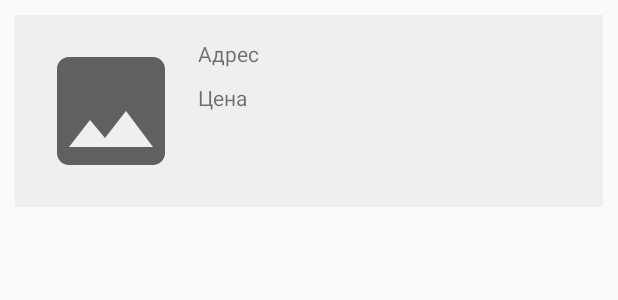
After one commit to krus210/Kvartirka, an Android app: the layout flat_card.xml on its own in the app's theme, with its tools: preview values and no code run, on a phone screen of 412 x 824 dp. The commit adds this screen. Shown: the top 300 px of the screen. Run offline under Robolectric (Android 15) with nearby library versions, the phone set to English and light mode, and no system bars.

Commit message:
add all fun for MainActivity.kt

```diff
--- a/app/src/main/AndroidManifest.xml
+++ b/app/src/main/AndroidManifest.xml
@@ -3,7 +3,7 @@
     package="ru.korolevss.kvartirka">
 
     <uses-permission android:name="android.permission.INTERNET" />
-    <uses-permission android:name="android.permission.ACCESS_COARSE_LOCATION"/>
+    <uses-permission android:name="android.permission.ACCESS_COARSE_LOCATION" />
 
     <application
         android:allowBackup="true"
@@ -12,6 +12,7 @@
         android:roundIcon="@mipmap/ic_launcher_round"
         android:supportsRtl="true"
         android:theme="@style/Theme.AppCompat.Light.NoActionBar">
+        <activity android:name=".FlatActivity"></activity>
         <activity android:name=".MainActivity">
             <intent-filter>
                 <action android:name="android.intent.action.MAIN" />
--- a/app/src/main/java/ru/korolevss/kvartirka/api/API.kt
+++ b/app/src/main/java/ru/korolevss/kvartirka/api/API.kt
@@ -7,10 +7,11 @@ import ru.korolevss.kvartirka.model.Model
 
 interface API {
 
-    @GET("client/1.4/flats/?offset=0&device_screen_width=1920&currency_id=643")
+    @GET("client/1.4/flats/?device_screen_width=1920&currency_id=643")
     suspend fun getPosts(
         @Query("point_lng") longitude: Double,
-        @Query("point_lat") latitude: Double
+        @Query("point_lat") latitude: Double,
+        @Query("offset") offset: Int
     ): Response<Model>
 
 }
--- a/app/src/main/java/ru/korolevss/kvartirka/repository/Repository.kt
+++ b/app/src/main/java/ru/korolevss/kvartirka/repository/Repository.kt
@@ -17,7 +17,8 @@ object Repository {
 
     private var api: API = retrofit.create(API::class.java)
 
-    suspend fun getPosts(longitude: Double, latitude: Double) = api.getPosts(longitude,latitude)
+    suspend fun getPosts(longitude: Double, latitude: Double, offset: Int) =
+        api.getPosts(longitude, latitude, offset)
 
 
 }
--- /dev/null
+++ b/app/src/main/res/drawable/ic_baseline_error_24.xml
@@ -0,0 +1,5 @@
+<vector android:height="96dp" android:tint="?attr/colorControlNormal"
+    android:viewportHeight="24" android:viewportWidth="24"
+    android:width="96dp" xmlns:android="http://schemas.android.com/apk/res/android">
+    <path android:fillColor="@android:color/white" android:pathData="M12,2C6.48,2 2,6.48 2,12s4.48,10 10,10 10,-4.48 10,-10S17.52,2 12,2zM13,17h-2v-2h2v2zM13,13h-2L11,7h2v6z"/>
+</vector>
--- /dev/null
+++ b/app/src/main/res/drawable/ic_baseline_photo_24.xml
@@ -0,0 +1,5 @@
+<vector android:height="96dp" android:tint="?attr/colorControlNormal"
+    android:viewportHeight="24" android:viewportWidth="24"
+    android:width="96dp" xmlns:android="http://schemas.android.com/apk/res/android">
+    <path android:fillColor="@android:color/white" android:pathData="M21,19V5c0,-1.1 -0.9,-2 -2,-2H5c-1.1,0 -2,0.9 -2,2v14c0,1.1 0.9,2 2,2h14c1.1,0 2,-0.9 2,-2zM8.5,13.5l2.5,3.01L14.5,12l4.5,6H5l3.5,-4.5z"/>
+</vector>
--- /dev/null
+++ b/app/src/main/res/layout/flat_card.xml
@@ -0,0 +1,53 @@
+<?xml version="1.0" encoding="utf-8"?>
+<androidx.constraintlayout.widget.ConstraintLayout
+    xmlns:android="http://schemas.android.com/apk/res/android"
+    android:layout_width="match_parent"
+    android:layout_height="wrap_content"
+    xmlns:tools="http://schemas.android.com/tools"
+    xmlns:app="http://schemas.android.com/apk/res-auto"
+    android:padding="@dimen/post_padding"
+    android:layout_margin="@dimen/margin_10dp"
+    android:background="@color/colorGrey">
+
+    <FrameLayout
+        android:id="@+id/mediaContainer"
+        android:layout_width="wrap_content"
+        android:layout_height="wrap_content"
+        app:layout_constraintStart_toStartOf="parent"
+        app:layout_constraintTop_toTopOf="parent">
+
+        <ImageView
+            android:id="@+id/imageViewPost"
+            android:layout_width="wrap_content"
+            android:layout_height="wrap_content"
+            android:adjustViewBounds="true"
+            app:layout_constraintHeight_max="@dimen/max_size_photo"
+            tools:src="@drawable/ic_baseline_photo_24" />
+
+    </FrameLayout>
+
+    <TextView
+        android:id="@+id/textViewAddressMain"
+        android:layout_width="0dp"
+        android:layout_height="wrap_content"
+        tools:text="@string/address"
+        android:layout_marginStart="@dimen/margin_10dp"
+        android:layout_marginEnd="@dimen/margin_10dp"
+        app:layout_constraintEnd_toEndOf="parent"
+        app:layout_constraintStart_toEndOf="@+id/mediaContainer"
+        app:layout_constraintTop_toTopOf="parent" />
+
+    <TextView
+        android:id="@+id/textViewPriceMain"
+        android:layout_width="0dp"
+        android:layout_height="wrap_content"
+        tools:text="@string/price"
+        android:layout_marginStart="@dimen/margin_10dp"
+        android:layout_marginEnd="@dimen/margin_10dp"
+        android:layout_marginTop="@dimen/margin_10dp"
+        app:layout_constraintEnd_toEndOf="parent"
+        app:layout_constraintStart_toEndOf="@+id/mediaContainer"
+        app:layout_constraintTop_toBottomOf="@+id/textViewAddressMain" />
+
+
+</androidx.constraintlayout.widget.ConstraintLayout>
--- /dev/null
+++ b/app/src/main/res/layout/item_page.xml
@@ -0,0 +1,6 @@
+<?xml version="1.0" encoding="utf-8"?>
+<androidx.constraintlayout.widget.ConstraintLayout
+    xmlns:android="http://schemas.android.com/apk/res/android" android:layout_width="match_parent"
+    android:layout_height="match_parent">
+
+</androidx.constraintlayout.widget.ConstraintLayout>
--- a/app/src/main/res/values/colors.xml
+++ b/app/src/main/res/values/colors.xml
@@ -3,4 +3,6 @@
     <color name="colorPrimary">#6200EE</color>
     <color name="colorPrimaryDark">#3700B3</color>
     <color name="colorAccent">#03DAC5</color>
+    <color name="colorGrey">#EFEFEF</color>
+    <color name="colorWhite">#FFFFFF</color>
 </resources>
--- /dev/null
+++ b/app/src/main/res/values/dimens.xml
@@ -0,0 +1,9 @@
+<?xml version="1.0" encoding="utf-8"?>
+<resources>
+    <dimen name="elevation">4dp</dimen>
+    <dimen name="max_size_photo">96dp</dimen>
+    <dimen name="post_padding">16dp</dimen>
+    <dimen name="margin_10dp">10dp</dimen>
+    <dimen name="text_size">14sp</dimen>
+    <dimen name="image_size">350dp</dimen>
+</resources>
```
Also changed, not shown: app/src/main/java/ru/korolevss/kvartirka/FlatActivity.kt (added, +11 -0 lines), app/src/main/java/ru/korolevss/kvartirka/MainActivity.kt (+96 -15 lines), app/src/main/java/ru/korolevss/kvartirka/flatadapter/FlatAdapter.kt (added, +63 -0 lines), app/src/main/java/ru/korolevss/kvartirka/flatadapter/FlatDiffUtilCallback.kt (added, +29 -0 lines), app/src/main/java/ru/korolevss/kvartirka/flatadapter/FlatViewHolder.kt (added, +67 -0 lines), app/src/main/java/ru/korolevss/kvartirka/flatadapter/FooterViewHolder.kt (added, +17 -0 lines), app/src/main/res/drawable/my_button.xml (added, +24 -0 lines), app/src/main/res/layout/activity_flat.xml (added, +19 -0 lines), app/src/main/res/layout/activity_main.xml (+31 -1 lines), app/src/main/res/layout/item_load_more.xml (added, +17 -0 lines), app/src/main/res/values/strings.xml (+8 -2 lines).
